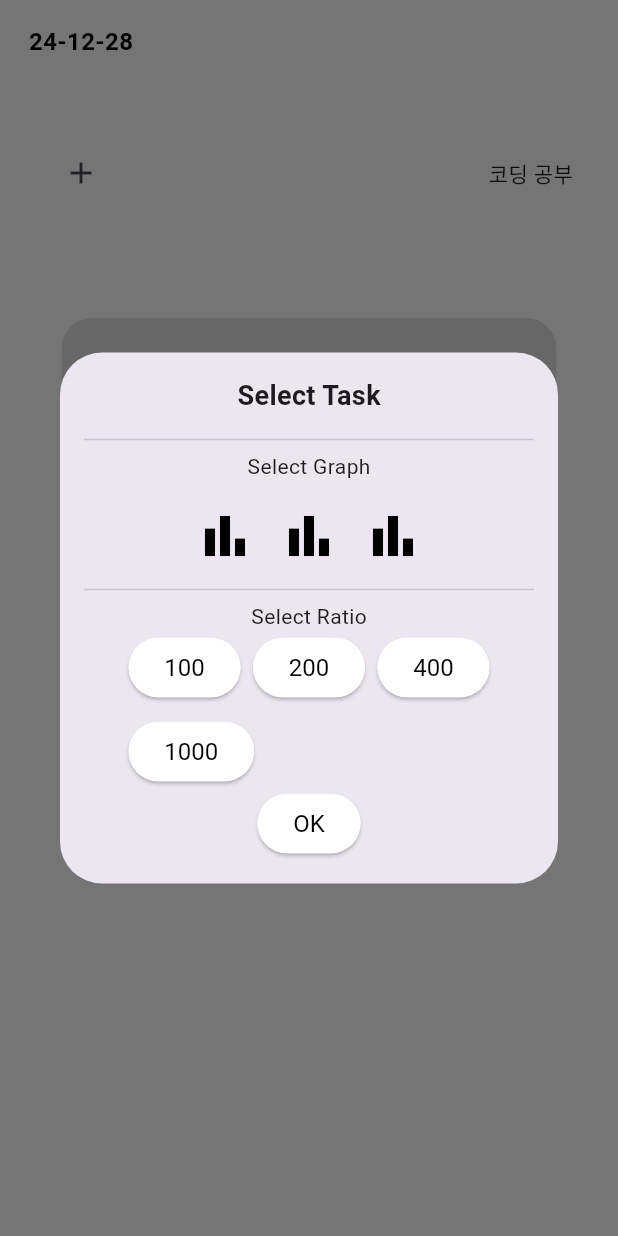
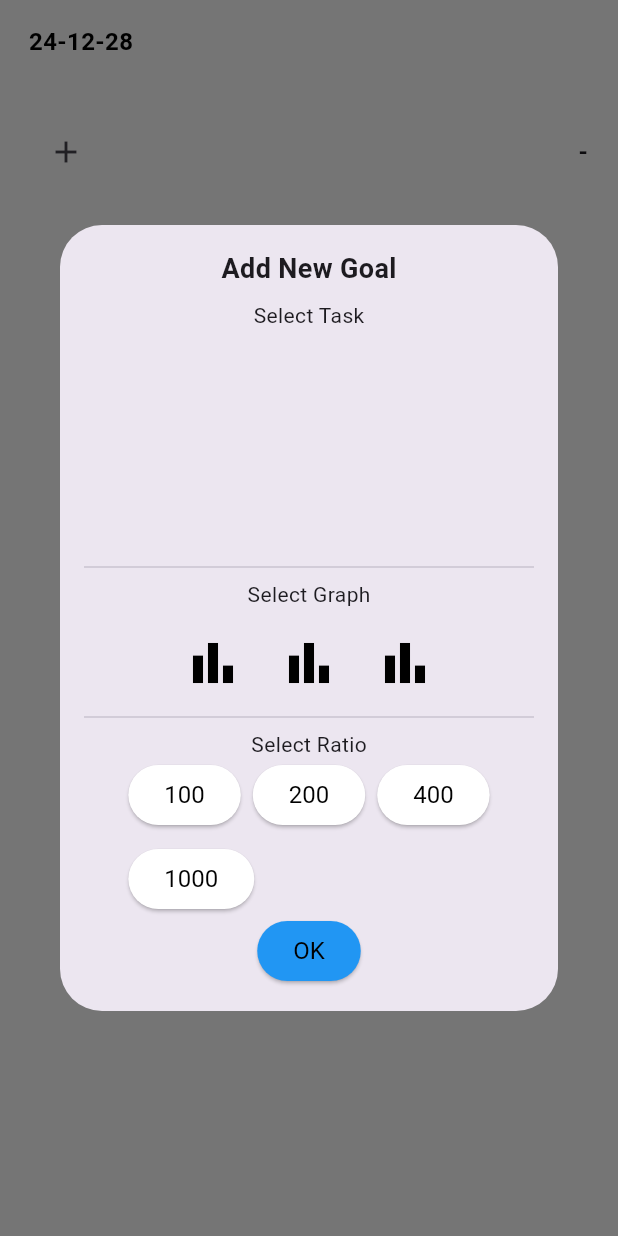
Before and after one commit to qoranreh/climb_leaf2, a Flutter app: the GraphPage screen opened directly with empty values, after a tap on the "add" icon, on a phone screen of 412 x 824 dp. Run offline on Flutter 3.47's test engine with Material 3 defaults, Android fonts, the phone set to English and light mode, and no system bars; drawn by our look-alikes of fl_chart; our stand-ins replace cloud_firestore, firebase_core, table_calendar; accounts and stored records are empty.

Commit message:
그래프페이지데이터 그리기 완료

```diff
--- a/lib/graph_page.dart
+++ b/lib/graph_page.dart
@@ -3,27 +3,114 @@ import 'package:cloud_firestore/cloud_firestore.dart';
 import 'package:flutter/material.dart';
 import 'package:fl_chart/fl_chart.dart';
 
-class GraphPage extends StatelessWidget {
+class GraphPage extends StatefulWidget {
   const GraphPage({
     super.key,
     required this.selectedDates,
     required this.currentDay,
     required this.taskSummary,
+    required this.onTaskAdded,
   });
 
   final DateTime selectedDates;
   final String currentDay;
-  final Map<String, int> taskSummary; // Task Summary 데이터를 받아옴
+  final Map<String, int> taskSummary;
+  final VoidCallback onTaskAdded;
+
+  @override
+  State<GraphPage> createState() => _GraphPageState();
+}
+
+class _GraphPageState extends State<GraphPage> {
+  List<Map<String, dynamic>> taskGoals = [];
+  int currentPageIndex = 0;
+  String selectedTask = "-";
+
+  @override
+  void initState() {
+    super.initState();
+    selectedTask = "-";
+    _loadTaskGoals();
+  }
+
+  Future<void> _loadTaskGoals() async {
+    final taskGoalRef = FirebaseFirestore.instance.collection('taskGoal');
+    final snapshot = await taskGoalRef.get();
+    setState(() {
+      taskGoals = snapshot.docs.map((doc) => doc.data()).toList();
+    });
+  }
+
+  void _reloadPage() {
+    Navigator.pushReplacement(
+      context,
+      MaterialPageRoute(
+        builder: (context) => GraphPage(
+          selectedDates: widget.selectedDates,
+          currentDay: widget.currentDay,
+          taskSummary: widget.taskSummary,
+          onTaskAdded: _reloadPage,
+        ),
+      ),
+    );
+  }
+
+  void _showTaskGoalModal() {
+    showDialog(
+      context: context,
+      builder: (context) => TaskGoalModal(
+        taskSummary: widget.taskSummary,
+        existingTasks: taskGoals.map((goal) => goal['task'] as String).toSet(),
+        onTaskSelected: (task) {
+          setState(() {
+            selectedTask = task;
+          });
+        },
+        onTaskAdded: _reloadPage,
+      ),
+    );
+  }
+
+  // 그래프 계산 함수
+  FlSpot calculateGraphSpot(int graphType, int x) {
+    double xValue = x.toDouble();
+    double yValue;
+
+    if (graphType == 0) {
+      yValue = 100 / (1 + pow(2, 5 - 0.1 * xValue));
+    } else if (graphType == 1) {
+      yValue = xValue;
+    } else if (graphType == 2) {
+      yValue = 0.01 * pow(xValue, 2);
+    } else {
+      yValue = 0.0;
+    }
+
+    return FlSpot(xValue, yValue);
+  }
+
+  // x 값 계산 함수 (그래프 위 점)
+  double calculateXForDot(int taskValue, int ratio) {
+    if (ratio == 0) return 0;
+    return taskValue / (ratio / 100);
+  }
+
+  // 페이지 데이터 업데이트
+  void _updatePageData(int index) {
+    if (taskGoals.isNotEmpty && index < taskGoals.length) {
+      final taskGoal = taskGoals[index];
+      setState(() {
+        selectedTask = taskGoal['task'] ?? "-";
+      });
+    } else {
+      setState(() {
+        selectedTask = "-";
+      });
+    }
+  }
 
   @override
   Widget build(BuildContext context) {
-    void _showTaskGoalModal() {
-      showDialog(
-        context: context,
-        builder: (context) => TaskGoalModal(taskSummary: taskSummary),
-      );
-    }
-
     return Scaffold(
       appBar: AppBar(
         leadingWidth: 100.0,
@@ -31,7 +118,7 @@ class GraphPage extends StatelessWidget {
           padding: const EdgeInsets.only(left: 8.0),
           child: Center(
             child: Text(
-              '${selectedDates.year % 100}-${selectedDates.month.toString().padLeft(2, '0')}-${selectedDates.day.toString().padLeft(2, '0')}',
+              '${widget.selectedDates.year % 100}-${widget.selectedDates.month.toString().padLeft(2, '0')}-${widget.selectedDates.day.toString().padLeft(2, '0')}',
               style: const TextStyle(
                 fontSize: 16,
                 fontWeight: FontWeight.bold,
@@ -41,16 +128,17 @@ class GraphPage extends StatelessWidget {
         ),
         centerTitle: true,
         actions: [
-          Text(currentDay, style: const TextStyle(fontSize: 20)),
+          Text(widget.currentDay, style: const TextStyle(fontSize: 20)),
           const SizedBox(width: 30),
         ],
       ),
       body: Container(
-        margin: const EdgeInsets.all(30),
+        margin: const EdgeInsets.all(20),
         child: Column(
           children: [
-            Expanded(
-              flex: 1,
+            // Task 및 추가 버튼
+            Container(
+              height: 50,
               child: Row(
                 mainAxisAlignment: MainAxisAlignment.spaceBetween,
                 children: [
@@ -58,21 +146,51 @@ class GraphPage extends StatelessWidget {
                     icon: const Icon(Icons.add),
                     onPressed: _showTaskGoalModal,
                   ),
-                  const Text("코딩 공부"),
+                  Text(
+                    selectedTask == "-" || !widget.taskSummary.containsKey(selectedTask)
+                        ? selectedTask
+                        : "$selectedTask : ${widget.taskSummary[selectedTask]}",
+                    style: const TextStyle(
+                      fontSize: 16,
+                      fontWeight: FontWeight.bold,
+                    ),
+                  )
+
+
+
                 ],
               ),
             ),
+            // 그래프 표시
             Expanded(
-              flex: 7,
-              child: Align(
-                alignment: Alignment.bottomCenter,
-                child: Container(
+              flex: 3,
+              child: PageView.builder(
+                itemCount: taskGoals.isNotEmpty ? taskGoals.length : 1,
+                onPageChanged: (index) {
+                  setState(() {
+                    currentPageIndex = index;
+                  });
+                  _updatePageData(index);
+                },
+                itemBuilder: (context, index) {
+                  if (taskGoals.isEmpty) {
+                    return const Center(child: Text("No goals added."));
+                  }
+                  final taskGoal = taskGoals[index];
+                  final graphType = taskGoal['graph'] ?? 0;
+                  final ratio = taskGoal['ratio'] ?? 100;
+
+                  // x 값 계산 (점 표시용)
+                  double dotX = calculateXForDot(
+                    widget.taskSummary[selectedTask] ?? 0,
+                    ratio,
+                  );
+
+                  return Container(
                     decoration: BoxDecoration(
                       color: Colors.black12,
-                    borderRadius: BorderRadius.circular(20),
+                      borderRadius: BorderRadius.circular(16),
                     ),
-                  width: MediaQuery.of(context).size.width * 0.8,
-                  height: MediaQuery.of(context).size.height * 0.42,
                     padding: const EdgeInsets.all(30),
                     child: LineChart(
                       LineChartData(
@@ -100,12 +218,7 @@ class GraphPage extends StatelessWidget {
                           LineChartBarData(
                             spots: List.generate(
                               101,
-                                (x) {
-                              double xValue = x.toDouble();
-                              double yValue =
-                                  100 / (1 + pow(2, 7 - 0.15 * xValue));
-                              return FlSpot(xValue, yValue);
-                            },
+                                  (x) => calculateGraphSpot(graphType, x),
                             ),
                             color: Colors.black,
                             isCurved: false,
@@ -113,7 +226,7 @@ class GraphPage extends StatelessWidget {
                             dotData: FlDotData(
                               show: true,
                               checkToShowDot: (spot, barData) {
-                              return spot.x == 1;
+                                return spot.x == dotX;
                               },
                             ),
                           ),
@@ -124,40 +237,46 @@ class GraphPage extends StatelessWidget {
                         maxY: 100,
                       ),
                     ),
+                  );
+                },
               ),
             ),
-            ),
+            // ListViewBuilder
             Expanded(
               flex: 4,
-              child: Container(
-                padding: const EdgeInsets.fromLTRB(0, 7, 0, 0),
               child: ListView.builder(
-                  itemCount: taskSummary.length,
+                itemCount: taskGoals.isNotEmpty ? taskGoals.length : 1,
                 itemBuilder: (context, index) {
-                    final task = taskSummary.entries.elementAt(index);
+                  if (taskGoals.isEmpty) {
+                    return const Center(child: Text("Please add Comment"));
+                  }
+                  final taskGoal = taskGoals[index];
                   return Container(
                     margin: const EdgeInsets.symmetric(vertical: 16.0),
                     padding: const EdgeInsets.all(5),
                     child: Row(
                       children: [
                         Icon(
-                            Icons.task_alt,
-                            size: 100,
+                          Icons.image,
+                          size: 40,
                           color: Colors.blueAccent,
                         ),
                         const SizedBox(width: 20),
-                          Text(
-                            "${task.key} (${task.value})",
+                        Expanded(
+                          child: Text(
+                            taskGoal['comments'][index] != ""
+                                ? taskGoal['comments'][index]
+                                : "Please add Comment",
                             style: const TextStyle(
                               fontSize: 16,
                               fontWeight: FontWeight.bold,
+                            ),
                           ),
                         ),
                       ],
                     ),
                   );
                 },
-                ),
               ),
             ),
           ],
@@ -168,9 +287,18 @@ class GraphPage extends StatelessWidget {
 }
 
 class TaskGoalModal extends StatefulWidget {
-  const TaskGoalModal({super.key, required this.taskSummary});
+  const TaskGoalModal({
+    super.key,
+    required this.taskSummary,
+    required this.existingTasks,
+    required this.onTaskSelected,
+    required this.onTaskAdded,
+  });
 
   final Map<String, int> taskSummary;
+  final Set<String> existingTasks;
+  final ValueChanged<String> onTaskSelected;
+  final VoidCallback onTaskAdded;
 
   @override
   State<TaskGoalModal> createState() => _TaskGoalModalState();
@@ -180,9 +308,14 @@ class _TaskGoalModalState extends State<TaskGoalModal> {
   String selectedTask = "";
   int selectedGraph = -1;
   int selectedRatio = -1;
+  bool hasDuplicateTask = false;
 
   void saveToFirestore() async {
-    if (selectedTask.isNotEmpty && selectedGraph != -1 && selectedRatio != -1) {
+    if (widget.existingTasks.contains(selectedTask)) {
+      setState(() {
+        hasDuplicateTask = true;
+      });
+    } else if (selectedTask.isNotEmpty && selectedGraph != -1 && selectedRatio != -1) {
       final taskGoalRef = FirebaseFirestore.instance.collection('taskGoal');
       await taskGoalRef.add({
         "task": selectedTask,
@@ -191,6 +324,8 @@ class _TaskGoalModalState extends State<TaskGoalModal> {
         "comments": List.generate(4, (index) => ""),
         "images": List.generate(4, (index) => ""),
       });
+      widget.onTaskSelected(selectedTask);
+      widget.onTaskAdded();
       Navigator.of(context).pop();
     } else {
       print("Please select all options");
@@ -202,36 +337,49 @@ class _TaskGoalModalState extends State<TaskGoalModal> {
     return Dialog(
       child: Padding(
         padding: const EdgeInsets.all(16.0),
+        child: SingleChildScrollView(
           child: Column(
             mainAxisSize: MainAxisSize.min,
             children: [
               const Text(
-              "Select Task",
+                "Add New Goal",
                 style: TextStyle(fontSize: 18, fontWeight: FontWeight.bold),
               ),
               const SizedBox(height: 8),
-            ...widget.taskSummary.entries
+              const Text("Select Task"),
+              Container(
+                height: 150,
+                child: SingleChildScrollView(
+                  child: Column(
+                    children: widget.taskSummary.entries
                         .where((entry) => entry.value > 0)
                         .map((entry) {
                       return ElevatedButton(
                         onPressed: () {
                           setState(() {
                             selectedTask = entry.key;
+                            hasDuplicateTask = false;
                           });
                         },
                         child: Text(entry.key),
                       );
                     }).toList(),
+                  ),
+                ),
+              ),
               const Divider(),
               const Text("Select Graph"),
               const SizedBox(height: 8),
-            Row(
-              mainAxisAlignment: MainAxisAlignment.center,
+              Wrap(
+                spacing: 8.0,
+                runSpacing: 8.0,
+                alignment: WrapAlignment.center,
                 children: List.generate(3, (i) {
                   return GestureDetector(
                     onTap: () {
                       setState(() {
                         selectedGraph = i;
+                        hasDuplicateTask = false;
                       });
                     },
                     child: Container(
@@ -255,19 +403,30 @@ class _TaskGoalModalState extends State<TaskGoalModal> {
                     onPressed: () {
                       setState(() {
                         selectedRatio = ratio;
+                        hasDuplicateTask = false;
                       });
                     },
                     child: Text(ratio.toString()),
                   );
                 }).toList(),
               ),
+              if (hasDuplicateTask)
+                const Text(
+                  "Task already exists!",
+                  style: TextStyle(color: Colors.red, fontSize: 14),
+                ),
               ElevatedButton(
                 onPressed: saveToFirestore,
+                style: ButtonStyle(
+                  backgroundColor: MaterialStateProperty.all(
+                      hasDuplicateTask ? Colors.red : Colors.blue),
+                ),
                 child: const Text("OK"),
               ),
             ],
           ),
         ),
+      ),
     );
   }
 }
```
Also changed, not shown: lib/timetable_page.dart (+8 -2 lines). Lines whose indentation alone changed are shown as unchanged.
